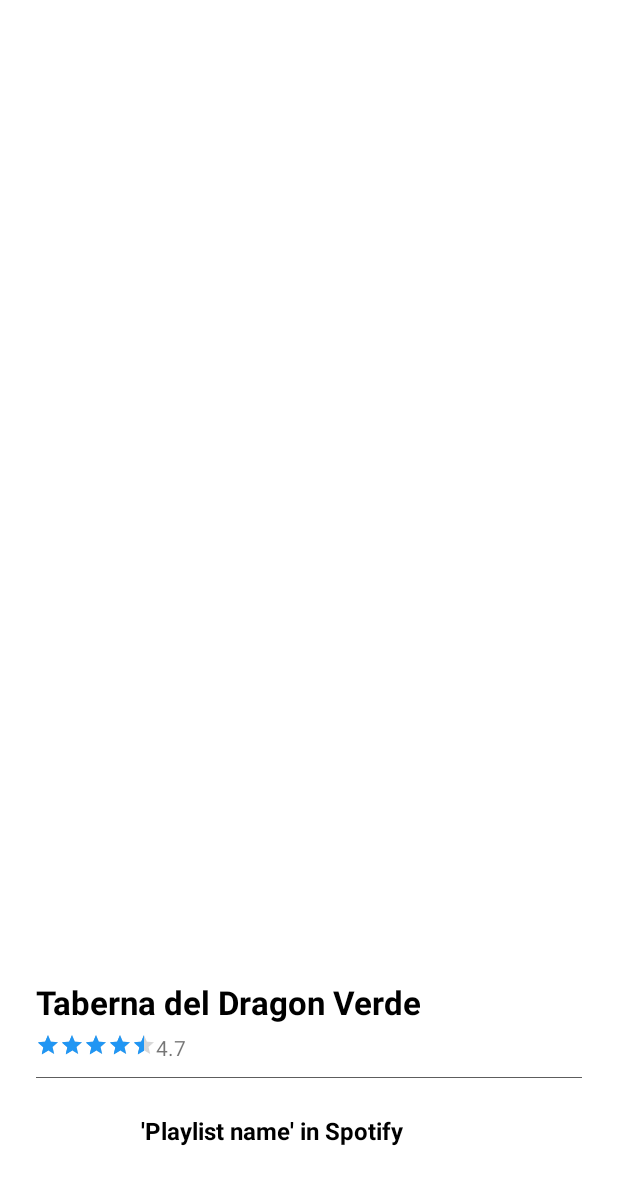
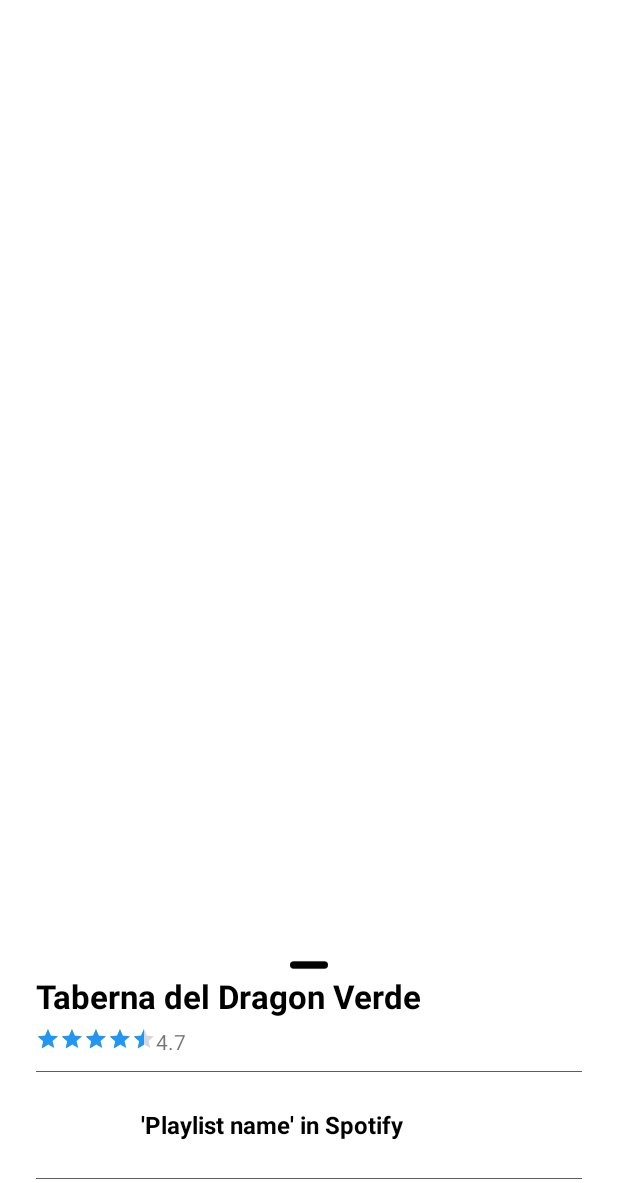
Before and after one commit to tfggroover/Groover_Android_V2, an Android app: the layout fragment_map.xml on its own in the app's theme, with its tools: preview values and no code run, on a phone screen of 412 x 824 dp, the part 53-1236 px from its top. Run offline under Robolectric (Android 15) with nearby library versions, the light colour scheme and no system bars.

Commit message:
Added small black line to the bottom sheet as a hint that it is draggable.

```diff
--- a/app/src/main/res/layout/bottom_sheet.xml
+++ b/app/src/main/res/layout/bottom_sheet.xml
@@ -8,7 +8,6 @@
         android:background="#ffffff"
         android:paddingStart="16dp"
         android:paddingEnd="16dp"
-        android:paddingTop="16dp"
         android:clickable="true"
         android:focusable="true"
         app:behavior_hideable="true"
@@ -20,6 +19,11 @@
             android:layout_width="match_parent"
             android:layout_height="wrap_content"
             android:orientation="vertical">
+        <ImageView
+            android:layout_width="match_parent"
+            android:layout_height="12dp"
+            android:src="@drawable/short_line"/>
+
 
         <LinearLayout
                 android:id="@+id/bar_info_layout"
@@ -192,13 +196,13 @@
                         android:paddingStart="16dp"
                         android:paddingEnd="4dp"
                         android:text="Today - 10:00am - 01:00am " />
-                <ImageView
-                        android:id="@+id/expand_bar_open"
-                        android:layout_width="wrap_content"
-                        android:layout_height="wrap_content"
-                        android:src="@drawable/ic_expand_more"
-                        android:background="@drawable/bordered_button"
-                        android:layout_gravity="top"/>
+<!--                <ImageView-->
+<!--                        android:id="@+id/expand_bar_open"-->
+<!--                        android:layout_width="wrap_content"-->
+<!--                        android:layout_height="wrap_content"-->
+<!--                        android:src="@drawable/ic_expand_more"-->
+<!--                        android:background="@drawable/bordered_button"-->
+<!--                        android:layout_gravity="top"/>-->
 
             </LinearLayout>
 
```
Also changed, not shown: app/src/main/res/drawable/short_line.png (added).
